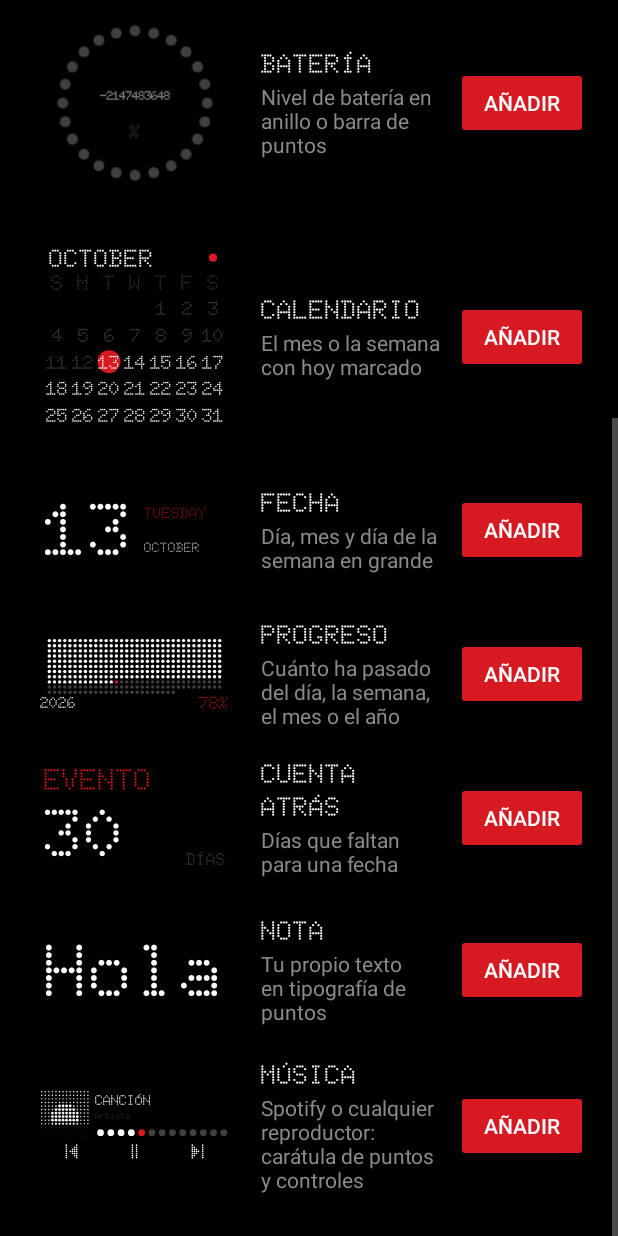
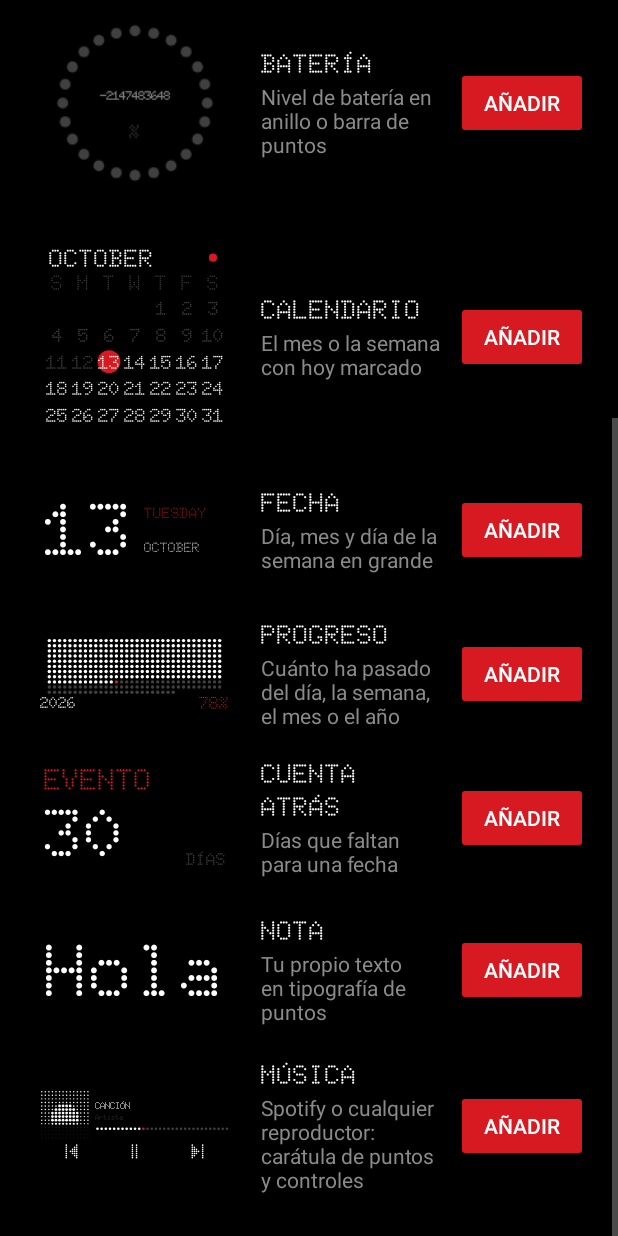
Before and after one commit to neororo/gymplan, an Android app: the screen it shows after launch (MainActivity), scrolled down 421 dp, on a phone screen of 412 x 824 dp. Run offline under Robolectric (Android 15) with nearby library versions, the phone set to English and light mode, and no system bars.

Commit message:
Music widget: size text and icons to the widget instead of filling it
Text grew with the full widget height without limit, and control icons
stretched to fill their buttons, so both looked oversized on a 4x2
widget. Title size now follows the available height within 10-16 dp,
artist at 80%, progress dots relative to the title. Icons are drawn at
full density with 2.2-3.4 dp dots (4 dp on the cover button) and shown
unscaled. Album art next to text renders at up to 1.6 px/dp so the
small dotted text gets more of the bitmap budget.

Co-Authored-By: Claude Opus 5.5 <noreply@anthropic.com>
Claude-Session: https://claude.ai/code/session_01URrJcvS22PLfRAKESeXZ2n

```diff
--- a/dot-widgets/app/build.gradle.kts
+++ b/dot-widgets/app/build.gradle.kts
@@ -13,8 +13,8 @@ android {
         applicationId = "app.dotwidgets"
         minSdk = 26
         targetSdk = 35
-        versionCode = 3
-        versionName = "0.3.0"
+        versionCode = 4
+        versionName = "0.3.1"
     }
 
     // Fixed debug key so each CI-built APK installs over the previous one. Not a secret:
--- a/dot-widgets/app/src/main/java/app/dotwidgets/Renderer.kt
+++ b/dot-widgets/app/src/main/java/app/dotwidgets/Renderer.kt
@@ -42,6 +42,8 @@ class Renderer(
     private val config: WidgetConfig,
     private val palette: Palette,
     private val locale: Locale = Locale.getDefault(),
+    /** Bitmap pixels per dp; lower than the screen density when a bitmap is drawn small and scaled up. */
+    private val pxPerDp: Float = context.resources.displayMetrics.density,
 ) {
     private val bold: Typeface
     private val light: Typeface
@@ -504,8 +506,9 @@ class Renderer(
         PREVIOUS(6, 7, column(0, 0..6) + column(2, 3..3) + column(3, 2..4) + column(4, 1..5) + column(5, 0..6)),
     }
 
-    fun glyph(glyph: Glyph, size: Int): Bitmap {
-        val side = size.coerceAtLeast(1)
+    /** A control icon at a fixed dot size ([cellPx] per dot), so it never stretches with its button. */
+    fun glyph(glyph: Glyph, cellPx: Float): Bitmap {
+        val side = ceil(cellPx * 7f).toInt().coerceAtLeast(1)
         val bitmap = Bitmap.createBitmap(side, side, Bitmap.Config.ARGB_8888)
         drawGlyph(Canvas(bitmap), glyph, RectF(0f, 0f, side.toFloat(), side.toFloat()), fg)
         return bitmap
@@ -583,6 +586,10 @@ class Renderer(
         return bitmap
     }
 
+    /**
+     * Title, artist and (optionally) a progress row, vertically centred. Text size follows the
+     * widget's height but stays between 10 and 16 dp, so it reads like normal widget text.
+     */
     private fun drawMusicInfo(canvas: Canvas, box: RectF, info: MediaInfo?, access: Boolean, progress: Boolean) {
         val title: String
         val subtitle: String
@@ -600,14 +607,25 @@ class Renderer(
                 subtitle = info.artist
             }
         }
-        val h = box.height()
-        if (progress) {
-            singleLine(canvas, title, RectF(box.left, box.top + h * 0.06f, box.right, box.top + h * 0.34f), bold, fg)
-            singleLine(canvas, subtitle, RectF(box.left, box.top + h * 0.42f, box.right, box.top + h * 0.6f), light, dim)
+        val titleSize = (box.height() * if (progress) 0.2f else 0.28f)
+            .coerceIn(10f * pxPerDp, 16f * pxPerDp)
+            .coerceAtMost(box.height() * 0.4f)
+        val subtitleSize = titleSize * 0.8f
+        val titleH = titleSize * 1.25f
+        val subtitleH = subtitleSize * 1.3f
+        val dotR = titleSize * 0.13f
+        val rowGap = titleSize * 0.5f
+        val total = titleH + subtitleH + if (progress) rowGap + dotR * 2f else 0f
+        var y = box.centerY() - total / 2f
+        drawLine(canvas, title, box.left, y, box.width(), titleSize, titleH, bold, fg)
+        y += titleH
+        drawLine(canvas, subtitle, box.left, y, box.width(), subtitleSize, subtitleH, light, dim)
+        y += subtitleH
+        if (!progress) return
+        y += rowGap + dotR
         val fraction = if (info != null && info.durationMs > 0) (info.positionMs.toFloat() / info.durationMs).coerceIn(0f, 1f) else 0f
-            val rowTop = box.top + h * 0.76f
-            val rowH = h * 0.2f
-            val cols = (box.width() / rowH).toInt().coerceIn(10, 40)
+        val cols = (box.width() / (dotR * 3.2f)).toInt().coerceIn(8, 60)
+        val step = box.width() / cols
         val filled = (fraction * cols).toInt()
         for (i in 0 until cols) {
             paint.color = when {
@@ -616,27 +634,32 @@ class Renderer(
                 i == filled -> accent
                 else -> dim
             }
-                canvas.drawCircle(box.left + box.width() / cols * (i + 0.5f), rowTop + rowH / 2f, min(box.width() / cols, rowH) * 0.34f, paint)
-            }
-        } else {
-            singleLine(canvas, title, RectF(box.left, box.top + h * 0.14f, box.right, box.top + h * 0.5f), bold, fg)
-            singleLine(canvas, subtitle, RectF(box.left, box.top + h * 0.6f, box.right, box.top + h * 0.84f), light, dim)
+            canvas.drawCircle(box.left + step * (i + 0.5f), y, dotR, paint)
         }
     }
 
-    /** Text sized to the box height, cut with an ellipsis if it is too long. */
-    private fun singleLine(canvas: Canvas, text: String, box: RectF, typeface: Typeface, color: Int) {
-        if (box.width() <= 0f || box.height() <= 0f) return
+    /** One line of text at a fixed size, cut with an ellipsis when too long. */
+    private fun drawLine(
+        canvas: Canvas,
+        text: String,
+        x: Float,
+        top: Float,
+        width: Float,
+        size: Float,
+        lineHeight: Float,
+        typeface: Typeface,
+        color: Int,
+    ) {
+        if (width <= 0f) return
         val textPaint = TextPaint(Paint.ANTI_ALIAS_FLAG).apply {
             this.typeface = typeface
             this.color = color
-            textSize = 100f
+            textSize = size
         }
-        textPaint.getTextBounds("HÁg", 0, 3, bounds)
-        textPaint.textSize = 100f * box.height() / bounds.height().coerceAtLeast(1)
-        val shown = TextUtils.ellipsize(text, textPaint, box.width(), TextUtils.TruncateAt.END).toString()
+        val shown = TextUtils.ellipsize(text, textPaint, width, TextUtils.TruncateAt.END).toString()
         val metrics = textPaint.fontMetrics
-        canvas.drawText(shown, box.left, box.centerY() - (metrics.ascent + metrics.descent) / 2f, textPaint)
+        val baseline = top + (lineHeight - (metrics.descent - metrics.ascent)) / 2f - metrics.ascent
+        canvas.drawText(shown, x, baseline, textPaint)
     }
 
     /** All three music styles drawn into one image, for previews (the widget itself uses layouts). */
@@ -656,10 +679,11 @@ class Renderer(
                 val r = min(area.width(), area.height()) * 0.17f
                 paint.color = (palette.bg and 0x00FFFFFF) or (0xD2 shl 24)
                 canvas.drawCircle(area.centerX(), area.centerY(), r, paint)
-                drawGlyph(canvas, if (info.playing) Glyph.PAUSE else Glyph.PLAY, RectF(area.centerX() - r * 0.7f, area.centerY() - r * 0.7f, area.centerX() + r * 0.7f, area.centerY() + r * 0.7f), fg)
+                val half = min(r * 0.7f, 3.5f * 4f * pxPerDp)
+                drawGlyph(canvas, if (info.playing) Glyph.PAUSE else Glyph.PLAY, RectF(area.centerX() - half, area.centerY() - half, area.centerX() + half, area.centerY() + half), fg)
             }
             else -> {
-                val rowH = area.height() * 0.3f
+                val rowH = min(area.height() * 0.3f, 40f * pxPerDp)
                 val top = RectF(area.left, area.top, area.right, area.bottom - rowH)
                 val art = RectF(top.left, top.top, top.left + top.height(), top.bottom)
                 drawAlbumArt(canvas, art, info.art)
@@ -674,7 +698,8 @@ class Renderer(
         val glyphs = listOf(Glyph.PREVIOUS, if (playing) Glyph.PAUSE else Glyph.PLAY, Glyph.NEXT)
         glyphs.forEachIndexed { i, glyph ->
             val cx = box.left + w * (i + 0.5f)
-            val half = min(w, box.height()) * 0.38f
+            // Same cap as the widget: at most 3.4 dp per dot, 7 dots tall.
+            val half = min(min(w, box.height()) * 0.38f, 3.5f * 3.4f * pxPerDp)
             drawGlyph(canvas, glyph, RectF(cx - half, box.centerY() - half, cx + half, box.centerY() + half), fg)
         }
     }
--- a/dot-widgets/app/src/main/java/app/dotwidgets/Widgets.kt
+++ b/dot-widgets/app/src/main/java/app/dotwidgets/Widgets.kt
@@ -134,7 +134,7 @@ object Previews {
         val padding = 12 * density * fit
         val radius = WidgetConfig.CORNER_RADII[config.corner.coerceIn(0, 3)] * density * fit
         val palette = Palettes.find(context, config.palette)
-        val content = Renderer(context, config, palette).render(
+        val content = Renderer(context, config, palette, pxPerDp = density * fit).render(
             kind,
             (width - 2 * padding).toInt(),
             (height - 2 * padding).toInt(),
--- a/dot-widgets/app/src/main/res/layout/widget_music_cover.xml
+++ b/dot-widgets/app/src/main/res/layout/widget_music_cover.xml
@@ -34,6 +34,5 @@
         android:layout_height="56dp"
         android:layout_gravity="center"
         android:contentDescription="@string/music_play_pause"
-        android:padding="14dp"
-        android:scaleType="fitCenter" />
+        android:scaleType="center" />
 </FrameLayout>
```
Also changed, not shown: dot-widgets/app/src/main/java/app/dotwidgets/Music.kt (+16 -11 lines), dot-widgets/app/src/main/res/layout/widget_music_compact.xml (+9 -12 lines), dot-widgets/app/src/main/res/layout/widget_music_large.xml (+4 -7 lines). Lines whose indentation alone changed are shown as unchanged.
